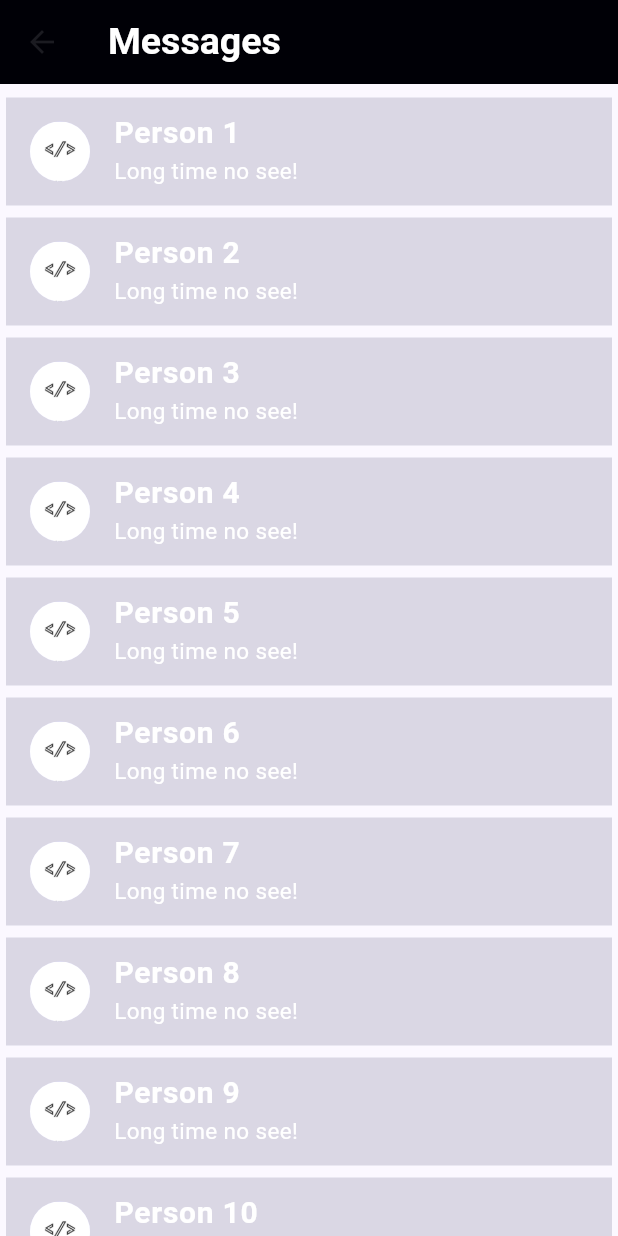
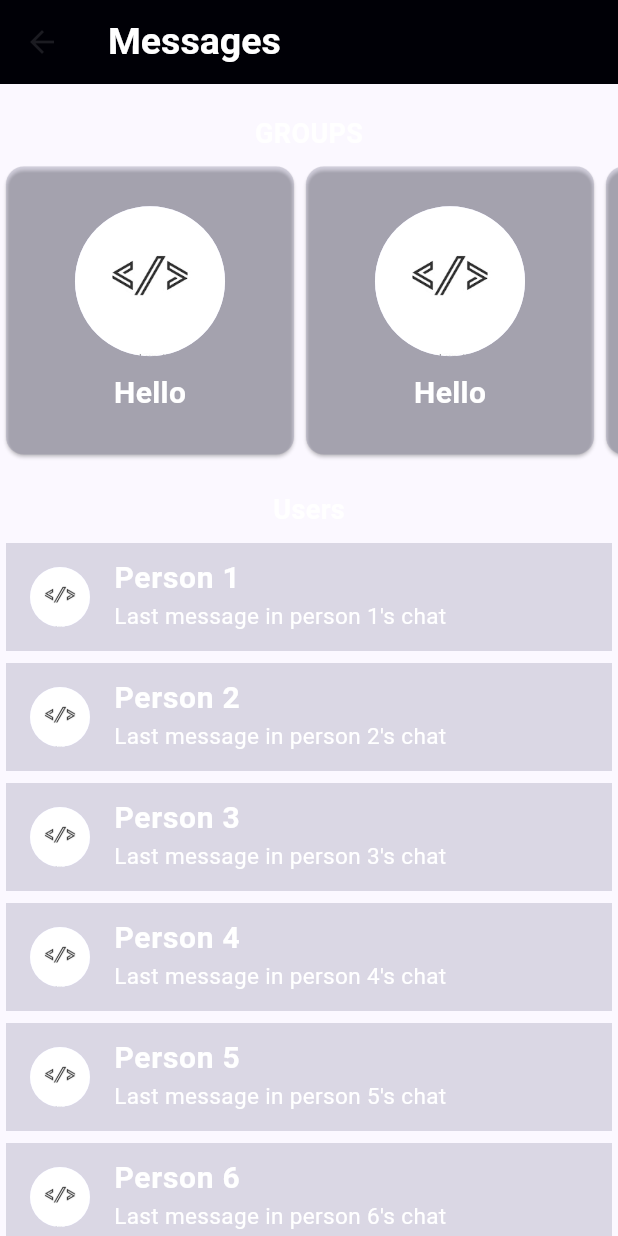
Before and after one commit to Himasnhu-AT/seniorconnect, a Flutter app: the ShowChatMainGroup screen opened directly, on a phone screen of 412 x 824 dp. Run offline on Flutter 3.47's test engine with Material 2 defaults, Android fonts, the phone set to English and light mode, and no system bars.

Commit message:
change home UI Fixes #7

```diff
--- a/lib/constants/chatshowcase/devgroupchaticon.dart
+++ b/lib/constants/chatshowcase/devgroupchaticon.dart
@@ -1,4 +1,5 @@
 import 'package:flutter/material.dart';
+import 'package:seniorconnect/screen/popupscreen/imageviewscreen.dart';
 
 class DevGroupChatIcon extends StatelessWidget {
   final String imageAddress;
@@ -22,8 +23,23 @@ class DevGroupChatIcon extends StatelessWidget {
       padding: const EdgeInsets.all(4.0),
       child: ListTile(
         tileColor: const Color.fromARGB(56, 99, 99, 133),
-        leading: CircleAvatar(
-          backgroundImage: AssetImage(imageAddress),
+        leading: GestureDetector(
+          onTap: () {
+            Navigator.push(
+              context,
+              MaterialPageRoute(
+                builder: (context) {
+                  return ImageViewScreen(
+                    title: groupName,
+                    imageAddress: imageAddress,
+                  );
+                },
+              ),
+            );
+          },
+          child: CircleAvatar(
+            backgroundImage: AssetImage(imageAddress),
+          ),
         ),
         title: Text(
           groupName,
--- a/lib/screen/chatscreens/yourmessages.dart
+++ b/lib/screen/chatscreens/yourmessages.dart
@@ -24,7 +24,7 @@ class _UsersMessagesState extends State<UsersMessages> {
         'id':
             'Chat $i ID', // Replace 'Chat $i ID' with actual chat ID from your data
         'groupName': 'Person $i',
-        'memberDetails': 'Long time no see!',
+        'memberDetails': "Last message in person $i's chat",
       });
     }
 
@@ -35,22 +35,25 @@ class _UsersMessagesState extends State<UsersMessages> {
   Widget build(BuildContext context) {
     return Column(
       children: generateChatsData().map((chatData) {
-        return DevGroupChatIcon(
+        return GestureDetector(
+          onTap: () {
+            // Navigate to the chat screen
+          },
+          child: DevGroupChatIcon(
             imageAddress: GlobalVariable.groupicon,
             groupName: chatData['groupName']!,
             memberDetails: chatData['memberDetails']!,
             id: chatData['id']!,
             onTap: () {
-            // Implement your logic when a chat is tapped
-            // You can navigate to the chat screen or perform any other action.
-            Navigator.pushReplacement(
+              Navigator.push(
                 context,
                 MaterialPageRoute(
-                builder: ((context) =>
-                    ChatScreen(title: chatData['groupName']!)),
+                  builder: (context) =>
+                      ChatScreen(title: chatData['groupName']!),
                 ),
               );
             },
+          ),
         );
       }).toList(),
     );
--- a/lib/screen/homescreens/chatmaingroup.dart
+++ b/lib/screen/homescreens/chatmaingroup.dart
@@ -1,6 +1,7 @@
 // ignore_for_file: sized_box_for_whitespace
 import 'package:flutter/material.dart';
 import 'package:seniorconnect/constants/Global_Variables.dart';
+import 'package:seniorconnect/screen/chatscreens/trendinggroups.dart';
 import 'package:seniorconnect/screen/chatscreens/yourmessages.dart';
 
 class ShowChatMainGroup extends StatefulWidget {
@@ -29,11 +30,39 @@ class _HomeScreenState extends State<ShowChatMainGroup> {
       body: SingleChildScrollView(
         child: Column(
           children: [
+            const SizedBox(height: 20),
+            const Text(
+              'GROUPS',
+              style: TextStyle(
+                  fontSize: 18,
+                  fontWeight: FontWeight.w600,
+                  color: Colors.white),
+            ),
+            const SizedBox(height: 5),
+            Container(
+              // width: double.infinity,
+              height: 200,
+              child: const SingleChildScrollView(
+                scrollDirection: Axis.horizontal,
+                child: TrendingGroupChat(),
+              ),
+            ),
+
+            // user chats
+
+            const SizedBox(height: 20),
+            const Text(
+              'Users',
+              style: TextStyle(
+                  fontSize: 18,
+                  fontWeight: FontWeight.w600,
+                  color: Colors.white),
+            ),
             const SizedBox(height: 5),
             Container(
               width: double.infinity,
               child: const SingleChildScrollView(
-                child: UsersMessages(numberOfChats: 25),
+                child: UsersMessages(numberOfChats: 15),
               ),
             ),
           ],
```
Also changed, not shown: lib/constants/chatshowcase/devgroupchartcard.dart (+32 -3 lines), lib/screen/chatscreens/chatscreen.dart (+9 -0 lines), lib/screen/homescreens/mainscreen/homescreen.dart (+73 -9 lines), lib/screen/homescreens/profilescreen.dart (+5 -23 lines), lib/screen/popupscreen/imageviewscreen.dart (added, +33 -0 lines). Lines whose indentation alone changed are shown as unchanged.
